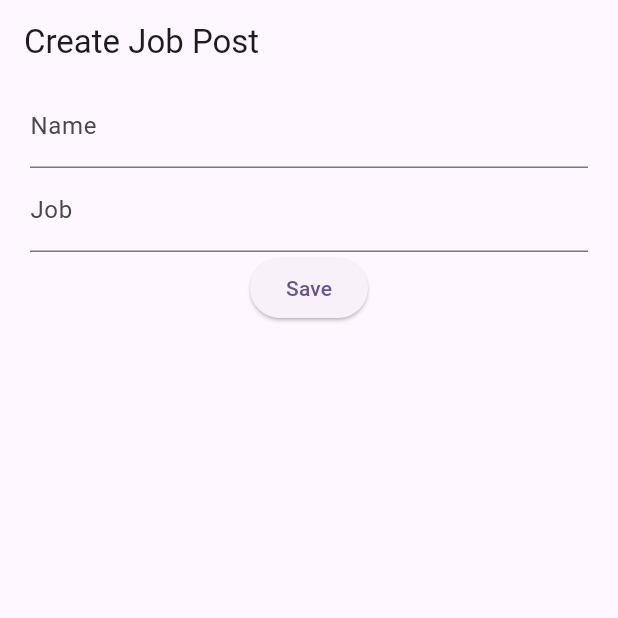
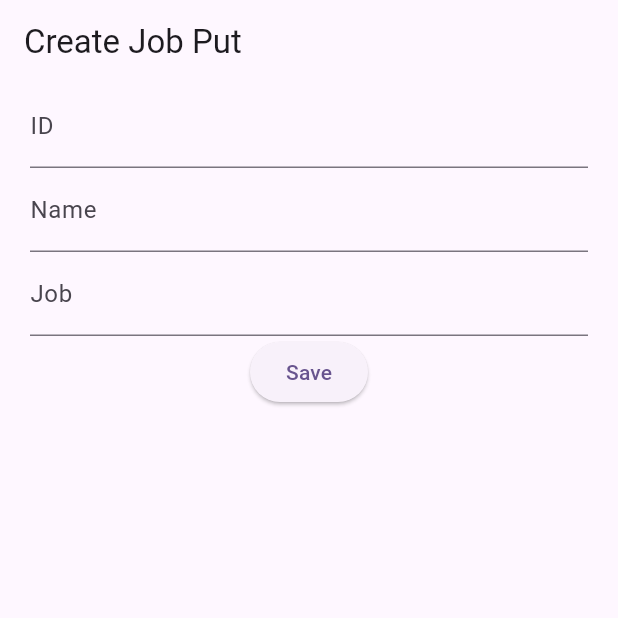
Before and after one commit to krsinghabhinav/LocalDataBase-and-API-Methode-All-type, a Flutter app: the screen it shows after launch, after a tap on "Save", on a phone screen of 412 x 824 dp, the top half of it. Run offline on Flutter 3.47's test engine with Material 3 defaults, Android fonts, the light colour scheme and no system bars; our stand-ins replace get, shared_preferences, sqflite; accounts and stored records are empty; network calls fail.

Commit message:
done put and petch api

```diff
--- a/lib/api/baseurl/baseapiurl.dart
+++ b/lib/api/baseurl/baseapiurl.dart
@@ -2,4 +2,6 @@ class Baseapiurl {
   static final getbaseurl = "https://reqres.in/api/users?page=";
   static final getProducturl = "https://api.escuelajs.co/api/v1/products";
   static final postCreateJobturl = "https://reqres.in/api/users";
+  static final putUrl = "https://reqres.in/api/users/";
+  static final deleteUrl = "https://fakestoreapi.com/products/";
 }
--- a/lib/api/postAPIMethod/repo(postapi)/postapiRepoWithoutModel.dart
+++ b/lib/api/postAPIMethod/repo(postapi)/postapiRepoWithoutModel.dart
@@ -18,4 +18,5 @@ class PostapiCreateJobWithoutModelrepo {
       return null;
     }
   }
+
 }
--- /dev/null
+++ b/lib/api/put_petch_API_Method/putpetch_Getx_UI/put_petch_Getx_UI.dart
@@ -0,0 +1,90 @@
+import 'package:flutter/material.dart';
+import 'package:get/get.dart';
+import 'package:sqflitetestdeloacal/api/postAPIMethod/model(postapi)/sendjobmodel(post).dart';
+import '../putpetch_GtexController/put_petch_controller.dart';
+
+class PutPetchGetxUi extends StatefulWidget {
+  const PutPetchGetxUi({super.key});
+
+  @override
+  State<PutPetchGetxUi> createState() => _PutPetchGetxUiState();
+}
+
+class _PutPetchGetxUiState extends State<PutPetchGetxUi> {
+  final PutPetchController putPetchController = Get.put(PutPetchController());
+
+  @override
+  Widget build(BuildContext context) {
+    return Scaffold(
+      appBar: AppBar(
+        title: const Text('Create Job Put'),
+      ),
+      body: Padding(
+        padding: const EdgeInsets.symmetric(horizontal: 20),
+        child: Column(
+          children: [
+            TextField(
+              controller: putPetchController.idController,
+              decoration: const InputDecoration(
+                labelText: 'ID',
+              ),
+            ),
+            TextField(
+              controller: putPetchController.nameController,
+              decoration: const InputDecoration(
+                labelText: 'Name',
+              ),
+            ),
+            TextField(
+              controller: putPetchController.jobController,
+              decoration: const InputDecoration(
+                labelText: 'Job',
+              ),
+            ),
+            ElevatedButton(
+              onPressed: () {
+                sendjobPostModel postModel = sendjobPostModel(
+                  job: putPetchController.nameController.text,
+                  name: putPetchController.jobController.text,
+                );
+
+                putPetchController.putUpdateDataGetx(
+                    postModel, putPetchController.idController.text);
+              },
+              child: const Text("Save"),
+            ),
+
+            // ✅ Show loading indicator only when `isLoading.value` is true
+            Obx(() {
+              if (putPetchController.isLoading.value) {
+                return const CircularProgressIndicator();
+              } else {
+                return Container();
+              }
+            }),
+
+            // ✅ Display updated job details dynamically
+            Obx(() {
+              var updatedData = putPetchController.putdataChange.value;
+              if (updatedData.name != null && updatedData.job != null) {
+                return Card(
+                  child: ListTile(
+                    title: const Text("Job Updated"),
+                    subtitle: Text(
+                      "ID:- ${putPetchController.idController.text}\n"
+                      "Name:- ${updatedData.name}\n"
+                      "Job:- ${updatedData.job}\n"
+                      "Date:- ${updatedData.updatedAt}\n",
+                    ),
+                  ),
+                );
+              } else {
+                return Container(); // ✅ Avoids unnecessary rendering
+              }
+            }),
+          ],
+        ),
+      ),
+    );
+  }
+}
--- /dev/null
+++ b/lib/api/put_petch_API_Method/putpetch_GtexController/put_petch_controller.dart
@@ -0,0 +1,27 @@
+import 'package:flutter/material.dart';
+import 'package:get/get.dart';
+import 'package:sqflitetestdeloacal/api/put_petch_API_Method/putpetch_model/putApiModel.dart';
+
+import '../putpetch_repo/putApiRepo.dart';
+
+class PutPetchController extends GetxController {
+  Putapirepo repo = Putapirepo();
+
+  var putdataChange = putApiModel().obs;
+  var isLoading = false.obs;
+  TextEditingController nameController = TextEditingController();
+  TextEditingController jobController = TextEditingController();
+  TextEditingController idController = TextEditingController();
+
+  Future<void> putUpdateDataGetx(Object requestbody, String userid) async {
+    try {
+      isLoading.value = true;
+      final response = await repo.fetchPutApiRepo(requestbody, userid);
+      putdataChange.value = response!;
+      isLoading.value = false;
+    } on Exception catch (e) {
+      isLoading.value = false;
+      print('Error: $e');
+    }
+  }
+}
--- /dev/null
+++ b/lib/api/put_petch_API_Method/putpetch_model/putApiModel.dart
@@ -0,0 +1,21 @@
+class putApiModel {
+  String? name;
+  String? job;
+  String? updatedAt;
+
+  putApiModel({this.name, this.job, this.updatedAt});
+
+  putApiModel.fromJson(Map<String, dynamic> json) {
+    name = json['name'];
+    job = json['job'];
+    updatedAt = json['updatedAt'];
+  }
+
+  Map<String, dynamic> toJson() {
+    final Map<String, dynamic> data = new Map<String, dynamic>();
+    data['name'] = this.name;
+    data['job'] = this.job;
+    data['updatedAt'] = this.updatedAt;
+    return data;
+  }
+}
--- /dev/null
+++ b/lib/api/put_petch_API_Method/putpetch_provider/putapi_ProviderController.dart
@@ -0,0 +1,36 @@
+import 'package:flutter/material.dart';
+import 'package:sqflitetestdeloacal/api/put_petch_API_Method/putpetch_Provider_ui/put_petch_createjob_UI.dart';
+import 'package:sqflitetestdeloacal/api/put_petch_API_Method/putpetch_model/putApiModel.dart';
+
+import '../putpetch_repo/putApiRepo.dart';
+
+class PutapiProvidercontroller extends ChangeNotifier {
+  Putapirepo putapirepo = Putapirepo();
+  putApiModel? userUpdateData;
+  bool isLoading = false;
+  TextEditingController nameController = TextEditingController();
+  TextEditingController jobController = TextEditingController();
+  TextEditingController idController = TextEditingController();
+  Future<void> putUpdateData(Object requestBody, String userid) async {
+    try {
+      isLoading = true;
+      notifyListeners();
+      userUpdateData = await putapirepo.fetchPutApiRepo(requestBody, userid);
+
+      isLoading = false;
+      notifyListeners();
+    } catch (e) {
+      isLoading = false;
+      notifyListeners();
+      print('error $e');
+    }
+  }
+
+  // Dispose controllers to prevent memory leaks
+  @override
+  void dispose() {
+    nameController.dispose();
+    jobController.dispose();
+    super.dispose();
+  }
+}
--- /dev/null
+++ b/lib/api/put_petch_API_Method/putpetch_repo/putApiRepo.dart
@@ -0,0 +1,31 @@
+
+
+import '../../baseurl/baseapiurl.dart';
+import '../../serverhepler/apihelperserver.dart';
+import '../putpetch_model/putApiModel.dart';
+
+
+
+class Putapirepo {
+  Apihelperserver apihelperserver = Apihelperserver();
+
+  Future<putApiModel?> fetchPutApiRepo(
+      Object requestbody, String userid) async {
+    try {
+      String url = Baseapiurl.putUrl + userid; // Append the user ID to the URL
+      final response = await apihelperserver.putAPI(
+        url,
+        requestbody,
+      );
+
+      // Assuming the response is a JSON object, convert it to a putApiModel
+      var data = putApiModel.fromJson(response);
+      print("URL: $url");
+      print("Data: $data");
+      return data;
+    } on Exception catch (e) {
+      print("Error during PUT request: $e");
+      return null; // Return null or handle as needed
+    }
+  }
+}
--- a/lib/api/serverhepler/apihelperserver.dart
+++ b/lib/api/serverhepler/apihelperserver.dart
@@ -41,7 +41,68 @@ class Apihelperserver {
     }
   }
 
- // Unified response handler
+  // PUT API Request
+  Future<dynamic> putAPI(String url, Object? requestBody) async {
+    try {
+      final response = await http.put(
+        Uri.parse(url),
+        headers: {
+          "Content-Type": "application/json",
+          // "Authorization": "Bearer eyJhbGciOiJIUzI1NiIsInR5cCI6IkpXVCJ9...", // Uncomment if needed
+        },
+        body: jsonEncode(requestBody),
+      );
+      print("PUT Request - URL: $url");
+      print("Response Status Code: ${response.statusCode}");
+      print("Response Body: ${response.body}");
+
+      return _returnResponse(response);
+    } catch (e) {
+      return {"error": "Failed to put data", "message": e.toString()};
+    }
+  }
+
+//the process are put and patch  same
+  // PATCH API Request (Partial Update)
+  Future<dynamic> patchAPI(String url, Object? requestBody) async {
+    try {
+      final response = await http.patch(
+        Uri.parse(url),
+        headers: {
+          "Content-Type": "application/json",
+        },
+        body: jsonEncode(requestBody),
+      );
+      print("PATCH Request - URL: $url");
+      print("Response Status Code: ${response.statusCode}");
+      print("Response Body: ${response.body}");
+
+      return _returnResponse(response);
+    } catch (e) {
+      return {"error": "Failed to patch data", "message": e.toString()};
+    }
+  }
+
+  // ✅ DELETE API Request (Newly Added)
+  Future<dynamic> deleteAPI(String url) async {
+    try {
+      final response = await http.delete(
+        Uri.parse(url),
+        headers: {
+          "Content-Type": "application/json",
+        },
+      );
+      print("DELETE Request - URL: $url");
+      print("Response Status Code: ${response.statusCode}");
+      print("Response Body: ${response.body}");
+
+      return _returnResponse(response);
+    } catch (e) {
+      return {"error": "Failed to delete data", "message": e.toString()};
+    }
+  }
+
+  // Unified response handler
   dynamic _returnResponse(http.Response response) {
     try {
       switch (response.statusCode) {
@@ -55,7 +116,11 @@ class Apihelperserver {
         case 500:
           return {"error": "Internal server error", "message": response.body};
         default:
-          return {"error": "Unexpected error", "code": response.statusCode, "message": response.body};
+          return {
+            "error": "Unexpected error",
+            "code": response.statusCode,
+            "message": response.body
+          };
       }
     } catch (e) {
       return {"error": "Failed to parse response", "message": e.toString()};
--- a/lib/main.dart
+++ b/lib/main.dart
@@ -16,6 +16,9 @@ import 'api/postAPIMethod/getxApiUI(postapi)/PostapicreatejobuiGetx.dart';
 import 'api/postAPIMethod/postApiUi(postapi)/postCreatejobuiM2.dart';
 import 'api/postAPIMethod/postApiUi(postapi)/postcreatejobuiWithoutModelUI.dart';
 import 'api/postAPIMethod/postApiUi(postapi)/postsendjobui.dart';
+import 'api/put_petch_API_Method/putpetch_Getx_UI/put_petch_Getx_UI.dart';
+import 'api/put_petch_API_Method/putpetch_Provider_ui/put_petch_createjob_UI.dart';
+import 'api/put_petch_API_Method/putpetch_provider/putapi_ProviderController.dart';
 
 void main() {
   runApp(const MyApp());
@@ -34,7 +37,9 @@ class MyApp extends StatelessWidget {
             create: (_) => GetlistproductProviderController()),
         ChangeNotifierProvider(create: (_) => GetproductwithoutmodelProvider()),
         ChangeNotifierProvider(create: (_) => Postapicreateprovider()),
-        ChangeNotifierProvider(create: (_) => PostapicreateWithoutModelprovider()),
+        ChangeNotifierProvider(
+            create: (_) => PostapicreateWithoutModelprovider()),
+        ChangeNotifierProvider(create: (_) => PutapiProvidercontroller()),
       ],
       child: GetMaterialApp(
         title: 'Flutter Demo',
@@ -42,7 +47,7 @@ class MyApp extends StatelessWidget {
           colorScheme: ColorScheme.fromSeed(seedColor: Colors.deepPurple),
           useMaterial3: true,
         ),
-        home: PostapicreatejobuiGetx(),
+        home: PutPetchGetxUi(),
       ),
     );
   }
```
Also changed, not shown: lib/api/put_petch_API_Method/putpetch_Provider_ui/put_petch_createjob_UI.dart (added, +84 -0 lines).
